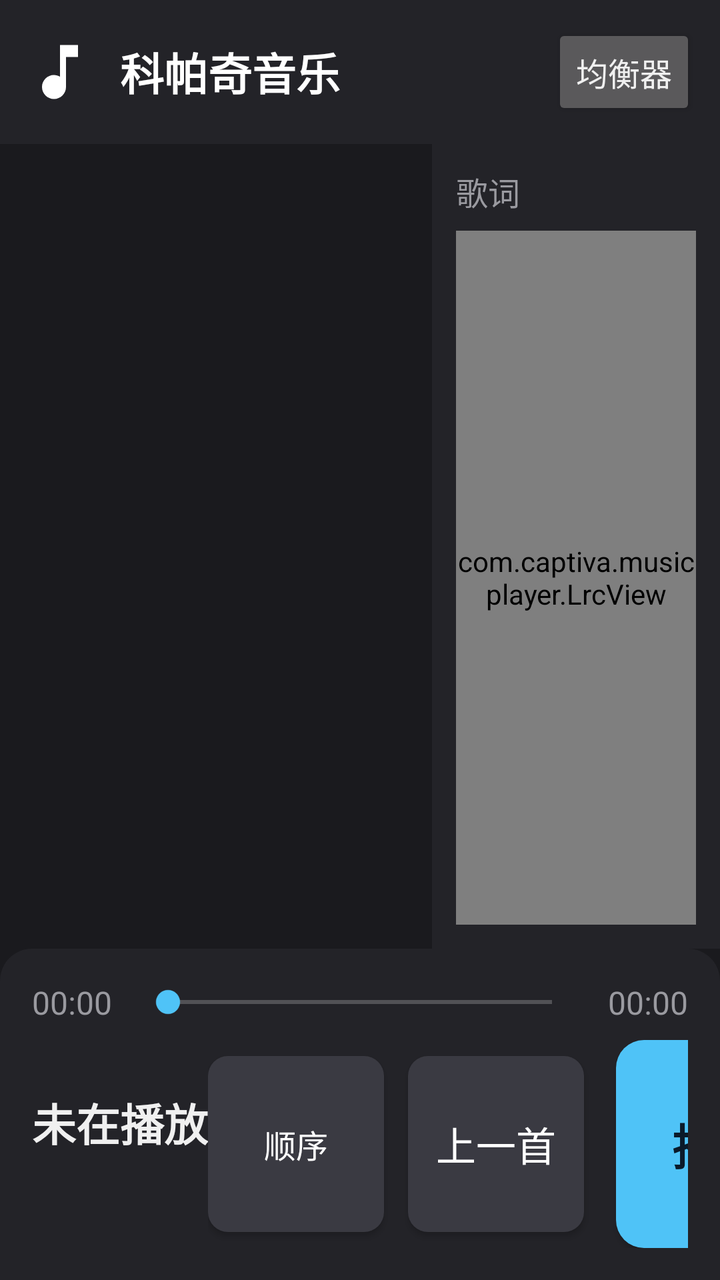
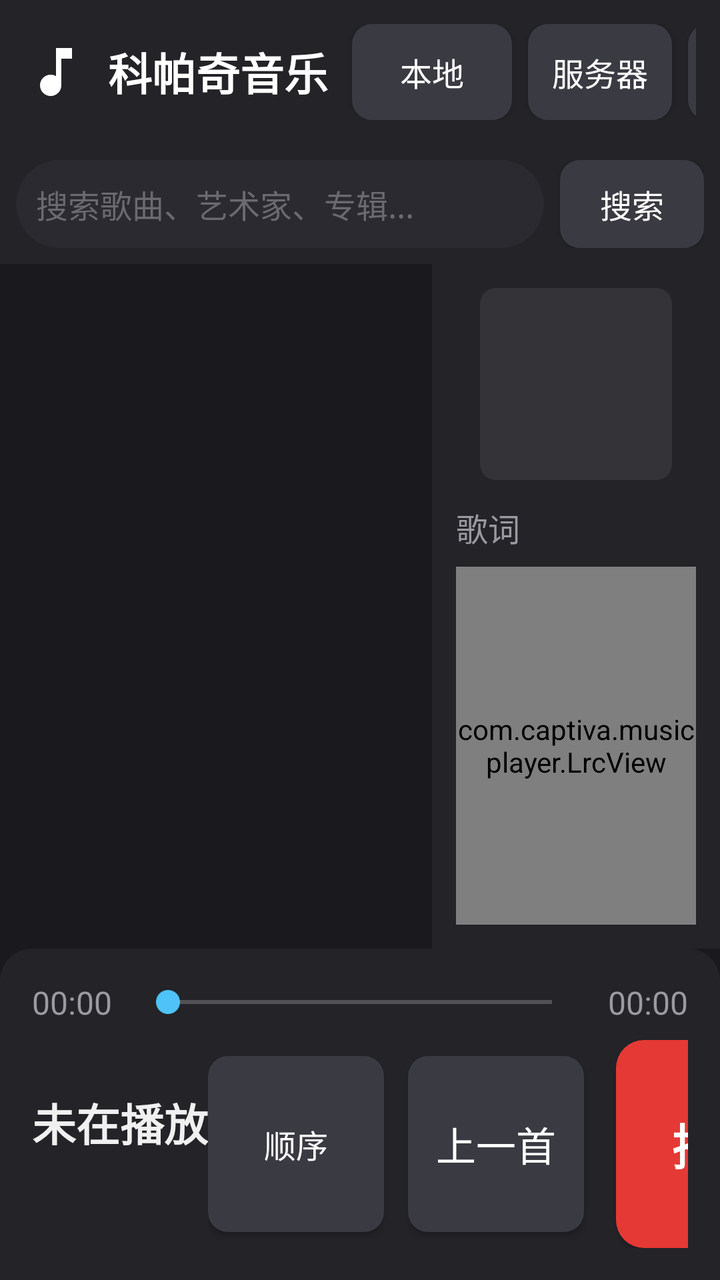

Screens rendered from an Android XML layout before and after an edit, with the pre-edit source and the edit as a unified diff.
<!-- AndroidManifest.xml: application theme Theme.CaptivaMusic -->
<!-- res/layout/activity_main.xml -->
<?xml version="1.0" encoding="utf-8"?>
<LinearLayout xmlns:android="http://schemas.android.com/apk/res/android"
    android:layout_width="match_parent"
    android:layout_height="match_parent"
    android:orientation="vertical"
    android:background="@color/bg_main">

    
    <LinearLayout
        android:layout_width="match_parent"
        android:layout_height="wrap_content"
        android:orientation="horizontal"
        android:gravity="center_vertical"
        android:padding="@dimen/title_bar_padding"
        android:background="@color/bg_title_bar">

        <ImageView
            android:layout_width="36dp"
            android:layout_height="36dp"
            android:src="@drawable/ic_music_note"
            android:contentDescription="@string/app_name" />

        <TextView
            android:layout_width="0dp"
            android:layout_height="wrap_content"
            android:layout_weight="1"
            android:layout_marginStart="12dp"
            android:layout_marginLeft="12dp"
            android:text="@string/app_name"
            android:textColor="@color/text_title"
            android:textSize="@dimen/title_text_size"
            android:textStyle="bold" />

        <TextView
            android:id="@+id/tv_count"
            android:layout_width="wrap_content"
            android:layout_height="wrap_content"
            android:textColor="@color/text_secondary"
            android:textSize="@dimen/sub_text_size" />

        
        <Button
            android:id="@+id/btn_equalizer"
            android:layout_width="wrap_content"
            android:layout_height="wrap_content"
            android:layout_marginStart="12dp"
            android:layout_marginLeft="12dp"
            android:minWidth="72dp"
            android:text="均衡器"
            android:textSize="@dimen/sub_text_size" />
    </LinearLayout>

    
    <LinearLayout
        android:layout_width="match_parent"
        android:layout_height="0dp"
        android:layout_weight="1"
        android:orientation="horizontal">

        
        <FrameLayout
            android:layout_width="0dp"
            android:layout_height="match_parent"
            android:layout_weight="3">

            <androidx.recyclerview.widget.RecyclerView
                android:id="@+id/rv_list"
                android:layout_width="match_parent"
                android:layout_height="match_parent"
                android:scrollbars="vertical"
                android:overScrollMode="ifContentScrolls" />

            <TextView
                android:id="@+id/tv_empty"
                android:layout_width="wrap_content"
                android:layout_height="wrap_content"
                android:layout_gravity="center"
                android:textColor="@color/text_secondary"
                android:textSize="@dimen/sub_text_size"
                android:visibility="gone" />
        </FrameLayout>

        
        <LinearLayout
            android:layout_width="0dp"
            android:layout_height="match_parent"
            android:layout_weight="2"
            android:orientation="vertical"
            android:padding="12dp"
            android:background="@color/bg_title_bar">

            <TextView
                android:layout_width="match_parent"
                android:layout_height="wrap_content"
                android:text="歌词"
                android:textColor="@color/text_secondary"
                android:textSize="@dimen/sub_text_size"
                android:layout_marginBottom="8dp" />

            <com.captiva.musicplayer.LrcView
                android:id="@+id/lrc_view"
                android:layout_width="match_parent"
                android:layout_height="match_parent" />
        </LinearLayout>
    </LinearLayout>

    
    <LinearLayout
        android:layout_width="match_parent"
        android:layout_height="wrap_content"
        android:orientation="vertical"
        android:padding="@dimen/control_bar_padding"
        android:background="@drawable/bg_control_bar">

        
        <LinearLayout
            android:layout_width="match_parent"
            android:layout_height="wrap_content"
            android:orientation="horizontal"
            android:gravity="center_vertical">

            <TextView
                android:id="@+id/tv_current_time"
                android:layout_width="wrap_content"
                android:layout_height="wrap_content"
                android:text="00:00"
                android:textColor="@color/text_secondary"
                android:textSize="@dimen/time_text_size" />

            <SeekBar
                android:id="@+id/sb_progress"
                android:layout_width="0dp"
                android:layout_height="wrap_content"
                android:layout_weight="1"
                android:layout_marginLeft="12dp"
                android:layout_marginRight="12dp"
                android:maxHeight="4dp"
                android:progressTint="@color/accent"
                android:thumbTint="@color/accent" />

            <TextView
                android:id="@+id/tv_total_time"
                android:layout_width="wrap_content"
                android:layout_height="wrap_content"
                android:text="00:00"
                android:textColor="@color/text_secondary"
                android:textSize="@dimen/time_text_size" />
        </LinearLayout>

        
        <LinearLayout
            android:layout_width="match_parent"
            android:layout_height="wrap_content"
            android:orientation="horizontal"
            android:gravity="center_vertical"
            android:layout_marginTop="8dp">

            
            <LinearLayout
                android:layout_width="0dp"
                android:layout_height="wrap_content"
                android:layout_weight="1"
                android:orientation="vertical">

                <TextView
                    android:id="@+id/tv_now_title"
                    android:layout_width="match_parent"
                    android:layout_height="wrap_content"
                    android:singleLine="true"
                    android:ellipsize="end"
                    android:text="未在播放"
                    android:textColor="@color/text_primary"
                    android:textSize="@dimen/now_title_text_size"
                    android:textStyle="bold" />

                <TextView
                    android:id="@+id/tv_now_artist"
                    android:layout_width="match_parent"
                    android:layout_height="wrap_content"
                    android:singleLine="true"
                    android:ellipsize="end"
                    android:textColor="@color/text_secondary"
                    android:textSize="@dimen/sub_text_size" />
            </LinearLayout>

            
            <LinearLayout
                android:layout_width="wrap_content"
                android:layout_height="wrap_content"
                android:orientation="horizontal"
                android:gravity="center_vertical">

                <Button
                    android:id="@+id/btn_mode"
                    android:layout_width="@dimen/btn_size"
                    android:layout_height="@dimen/btn_size"
                    android:background="@drawable/bg_btn"
                    android:text="顺序"
                    android:textColor="@color/btn_text"
                    android:textSize="16sp" />

                <Button
                    android:id="@+id/btn_prev"
                    android:layout_width="@dimen/btn_size"
                    android:layout_height="@dimen/btn_size"
                    android:layout_marginLeft="12dp"
                    android:background="@drawable/bg_btn"
                    android:text="上一首"
                    android:textColor="@color/btn_text"
                    android:textSize="@dimen/btn_text_size" />

                <Button
                    android:id="@+id/btn_play"
                    android:layout_width="@dimen/btn_size_play"
                    android:layout_height="@dimen/btn_size_play"
                    android:layout_marginLeft="16dp"
                    android:layout_marginRight="16dp"
                    android:background="@drawable/bg_btn_play"
                    android:text="播放"
                    android:textColor="@color/btn_play_text"
                    android:textSize="@dimen/btn_play_text_size"
                    android:textStyle="bold" />

                <Button
                    android:id="@+id/btn_next"
                    android:layout_width="@dimen/btn_size"
                    android:layout_height="@dimen/btn_size"
                    android:background="@drawable/bg_btn"
                    android:text="下一首"
                    android:textColor="@color/btn_text"
                    android:textSize="@dimen/btn_text_size" />
            </LinearLayout>
        </LinearLayout>
    </LinearLayout>

</LinearLayout>
<!-- resources referenced by this layout -->
<resources>
  <color name="accent">#4FC3F7</color>
  <color name="bg_main">#1A1A1E</color>
  <color name="bg_title_bar">#232328</color>
  <color name="btn_play_text">#0A1A2A</color>
  <color name="btn_text">#FFFFFF</color>
  <color name="text_primary">#F0F0F0</color>
  <color name="text_secondary">#9A9AA0</color>
  <color name="text_title">#FFFFFF</color>
  <dimen name="btn_play_text_size">24sp</dimen>
  <dimen name="btn_size">88dp</dimen>
  <dimen name="btn_size_play">104dp</dimen>
  <dimen name="btn_text_size">20sp</dimen>
  <dimen name="control_bar_padding">16dp</dimen>
  <dimen name="now_title_text_size">22sp</dimen>
  <dimen name="sub_text_size">16sp</dimen>
  <dimen name="time_text_size">16sp</dimen>
  <dimen name="title_bar_padding">12dp</dimen>
  <dimen name="title_text_size">22sp</dimen>
  <!-- drawable bg_btn (drawable) -->
  <?xml version="1.0" encoding="utf-8"?>
  <shape xmlns:android="http://schemas.android.com/apk/res/android"
      android:shape="rectangle">
      <solid android:color="@color/btn_bg" />
      <corners android:radius="10dp" />
  </shape>
  <!-- drawable bg_btn_play (drawable) -->
  <?xml version="1.0" encoding="utf-8"?>
  <shape xmlns:android="http://schemas.android.com/apk/res/android"
      android:shape="rectangle">
      <solid android:color="@color/btn_play_bg" />
      <corners android:radius="14dp" />
  </shape>
  <!-- drawable bg_control_bar (drawable) -->
  <?xml version="1.0" encoding="utf-8"?>
  <shape xmlns:android="http://schemas.android.com/apk/res/android"
      android:shape="rectangle">
      <solid android:color="@color/bg_control_bar" />
      <corners
          android:topLeftRadius="16dp"
          android:topRightRadius="16dp"
          android:bottomLeftRadius="0dp"
          android:bottomRightRadius="0dp" />
  </shape>
  <!-- drawable ic_music_note (drawable) -->
  <?xml version="1.0" encoding="utf-8"?>
  <vector xmlns:android="http://schemas.android.com/apk/res/android"
      android:width="24dp"
      android:height="24dp"
      android:viewportWidth="24"
      android:viewportHeight="24">
      <path
          android:fillColor="#FFFFFF"
          android:pathData="M12,3v10.55c-0.59,-0.34 -1.27,-0.55 -2,-0.55 -2.21,0 -4,1.79 -4,4s1.79,4 4,4 4,-1.79 4,-4V7h4V3h-6z" />
  </vector>
  <string name="app_name">科帕奇音乐</string>
  <style name="Theme.CaptivaMusic" parent="Theme.AppCompat.NoActionBar">
          <item name="colorPrimary">@color/accent</item>
          <item name="colorPrimaryDark">@color/bg_title_bar</item>
          <item name="colorAccent">@color/accent</item>
          <item name="android:windowBackground">@color/bg_main</item>
          <item name="android:statusBarColor">@color/bg_title_bar</item>
          <item name="android:textColorPrimary">@color/text_primary</item>
      </style>
  <color name="btn_bg">#3A3A42</color>
  <color name="btn_play_bg">#4FC3F7</color>
  <color name="bg_control_bar">#232328</color>
</resources>

<!-- the commit's change to res/layout/activity_main.xml (unified diff, before → after) -->
@@ -15,17 +15,16 @@
         android:background="@color/bg_title_bar">
 
         <ImageView
-            android:layout_width="36dp"
-            android:layout_height="36dp"
+            android:layout_width="32dp"
+            android:layout_height="32dp"
             android:src="@drawable/ic_music_note"
             android:contentDescription="@string/app_name" />
 
         <TextView
-            android:layout_width="0dp"
-            android:layout_height="wrap_content"
-            android:layout_weight="1"
-            android:layout_marginStart="12dp"
-            android:layout_marginLeft="12dp"
+            android:layout_width="wrap_content"
+            android:layout_height="wrap_content"
+            android:layout_marginStart="10dp"
+            android:layout_marginLeft="10dp"
             android:text="@string/app_name"
             android:textColor="@color/text_title"
             android:textSize="@dimen/title_text_size"
@@ -35,7 +34,39 @@
             android:id="@+id/tv_count"
             android:layout_width="wrap_content"
             android:layout_height="wrap_content"
+            android:layout_marginStart="12dp"
+            android:layout_marginLeft="12dp"
             android:textColor="@color/text_secondary"
+            android:textSize="@dimen/sub_text_size" />
+
+        
+        <View
+            android:layout_width="0dp"
+            android:layout_height="1dp"
+            android:layout_weight="1" />
+
+        
+        <Button
+            android:id="@+id/btn_source"
+            android:layout_width="wrap_content"
+            android:layout_height="wrap_content"
+            android:minWidth="80dp"
+            android:background="@drawable/bg_btn"
+            android:text="本地"
+            android:textColor="@color/btn_text"
+            android:textSize="@dimen/sub_text_size" />
+
+        
+        <Button
+            android:id="@+id/btn_server"
+            android:layout_width="wrap_content"
+            android:layout_height="wrap_content"
+            android:layout_marginStart="8dp"
+            android:layout_marginLeft="8dp"
+            android:minWidth="72dp"
+            android:background="@drawable/bg_btn"
+            android:text="服务器"
+            android:textColor="@color/btn_text"
             android:textSize="@dimen/sub_text_size" />
 
         
@@ -43,10 +74,50 @@
             android:id="@+id/btn_equalizer"
             android:layout_width="wrap_content"
             android:layout_height="wrap_content"
-            android:layout_marginStart="12dp"
-            android:layout_marginLeft="12dp"
+            android:layout_marginStart="8dp"
+            android:layout_marginLeft="8dp"
             android:minWidth="72dp"
+            android:background="@drawable/bg_btn"
             android:text="均衡器"
+            android:textColor="@color/btn_text"
+            android:textSize="@dimen/sub_text_size" />
+    </LinearLayout>
+
+    
+    <LinearLayout
+        android:layout_width="match_parent"
+        android:layout_height="wrap_content"
+        android:orientation="horizontal"
+        android:gravity="center_vertical"
+        android:padding="8dp"
+        android:background="@color/bg_title_bar">
+
+        <EditText
+            android:id="@+id/et_search"
+            android:layout_width="0dp"
+            android:layout_height="@dimen/search_height"
+            android:layout_weight="1"
+            android:background="@drawable/bg_search"
+            android:hint="搜索歌曲、艺术家、专辑..."
+            android:textColorHint="@color/search_hint"
+            android:textColor="@color/text_primary"
+            android:textSize="@dimen/search_text_size"
+            android:paddingLeft="@dimen/search_padding"
+            android:paddingRight="@dimen/search_padding"
+            android:singleLine="true"
+            android:imeOptions="actionSearch"
+            android:inputType="text" />
+
+        <Button
+            android:id="@+id/btn_search"
+            android:layout_width="wrap_content"
+            android:layout_height="@dimen/search_height"
+            android:layout_marginStart="8dp"
+            android:layout_marginLeft="8dp"
+            android:minWidth="72dp"
+            android:background="@drawable/bg_btn"
+            android:text="搜索"
+            android:textColor="@color/btn_text"
             android:textSize="@dimen/sub_text_size" />
     </LinearLayout>
 
@@ -88,6 +159,17 @@
             android:orientation="vertical"
             android:padding="12dp"
             android:background="@color/bg_title_bar">
+
+            
+            <ImageView
+                android:id="@+id/iv_now_cover"
+                android:layout_width="@dimen/cover_size_now"
+                android:layout_height="@dimen/cover_size_now"
+                android:layout_gravity="center_horizontal"
+                android:layout_marginBottom="12dp"
+                android:scaleType="centerCrop"
+                android:background="@drawable/bg_cover_placeholder"
+                android:contentDescription="封面" />
 
             <TextView
                 android:layout_width="match_parent"
@@ -215,9 +297,9 @@
                     android:layout_height="@dimen/btn_size_play"
                     android:layout_marginLeft="16dp"
                     android:layout_marginRight="16dp"
-                    android:background="@drawable/bg_btn_play"
+                    android:background="@drawable/bg_btn_paused"
                     android:text="播放"
-                    android:textColor="@color/btn_play_text"
+                    android:textColor="@color/btn_paused_text"
                     android:textSize="@dimen/btn_play_text_size"
                     android:textStyle="bold" />
 
<!-- resource entries referenced after the edit -->
@@ -3,8 +3,9 @@
   <color name="accent">#4FC3F7</color>
   <color name="bg_main">#1A1A1E</color>
   <color name="bg_title_bar">#232328</color>
-  <color name="btn_play_text">#0A1A2A</color>
+  <color name="btn_paused_text">#FFFFFF</color>
   <color name="btn_text">#FFFFFF</color>
+  <color name="search_hint">#6A6A70</color>
   <color name="text_primary">#F0F0F0</color>
   <color name="text_secondary">#9A9AA0</color>
   <color name="text_title">#FFFFFF</color>
@@ -13,7 +14,11 @@
   <dimen name="btn_size_play">104dp</dimen>
   <dimen name="btn_text_size">20sp</dimen>
   <dimen name="control_bar_padding">16dp</dimen>
+  <dimen name="cover_size_now">96dp</dimen>
   <dimen name="now_title_text_size">22sp</dimen>
+  <dimen name="search_height">44dp</dimen>
+  <dimen name="search_padding">10dp</dimen>
+  <dimen name="search_text_size">16sp</dimen>
   <dimen name="sub_text_size">16sp</dimen>
   <dimen name="time_text_size">16sp</dimen>
   <dimen name="title_bar_padding">12dp</dimen>
@@ -25,11 +30,11 @@
       <solid android:color="@color/btn_bg" />
       <corners android:radius="10dp" />
   </shape>
-  <!-- drawable bg_btn_play (drawable) -->
+  <!-- drawable bg_btn_paused (drawable) -->
   <?xml version="1.0" encoding="utf-8"?>
   <shape xmlns:android="http://schemas.android.com/apk/res/android"
       android:shape="rectangle">
-      <solid android:color="@color/btn_play_bg" />
+      <solid android:color="@color/btn_paused_bg" />
       <corners android:radius="14dp" />
   </shape>
   <!-- drawable bg_control_bar (drawable) -->
@@ -42,6 +47,20 @@
           android:topRightRadius="16dp"
           android:bottomLeftRadius="0dp"
           android:bottomRightRadius="0dp" />
+  </shape>
+  <!-- drawable bg_cover_placeholder (drawable) -->
+  <?xml version="1.0" encoding="utf-8"?>
+  <shape xmlns:android="http://schemas.android.com/apk/res/android"
+      android:shape="rectangle">
+      <solid android:color="@color/cover_placeholder" />
+      <corners android:radius="@dimen/cover_radius" />
+  </shape>
+  <!-- drawable bg_search (drawable) -->
+  <?xml version="1.0" encoding="utf-8"?>
+  <shape xmlns:android="http://schemas.android.com/apk/res/android"
+      android:shape="rectangle">
+      <solid android:color="@color/search_bg" />
+      <corners android:radius="22dp" />
   </shape>
   <!-- drawable ic_music_note (drawable) -->
   <?xml version="1.0" encoding="utf-8"?>
@@ -64,7 +83,10 @@
           <item name="android:textColorPrimary">@color/text_primary</item>
       </style>
   <color name="btn_bg">#3A3A42</color>
-  <color name="btn_play_bg">#4FC3F7</color>
+  <color name="btn_paused_bg">#E53935</color>
   <color name="bg_control_bar">#232328</color>
+  <color name="cover_placeholder">#333338</color>
+  <dimen name="cover_radius">8dp</dimen>
+  <color name="search_bg">#2A2A30</color>
 </resources>
 
